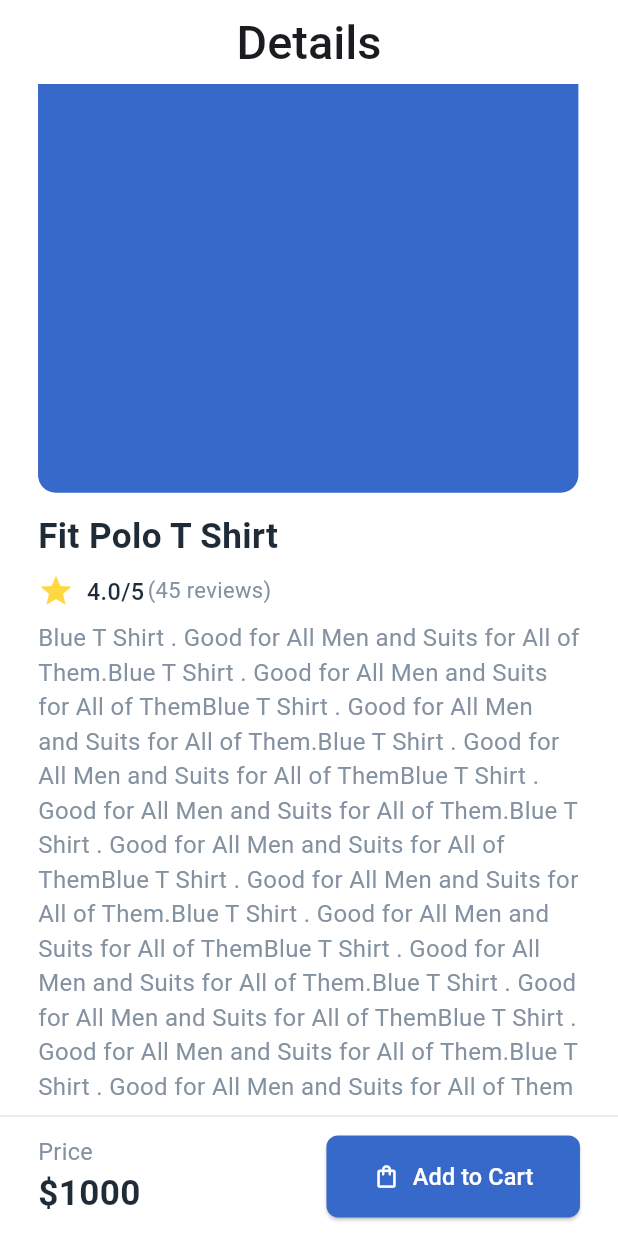
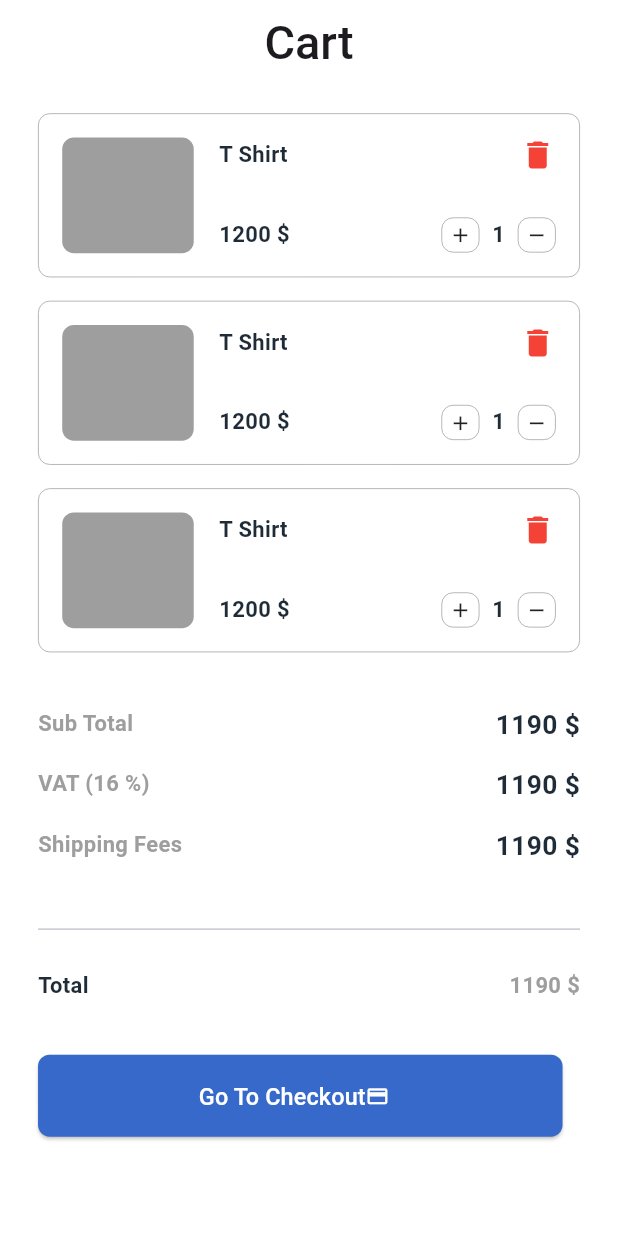
Before and after one commit to khaledNat3y/e-commerce-styliq, a Flutter app: the ProductDetailsScreen screen opened by its route, scrolled down 80 dp, after a tap on "Add to Cart", on a phone screen of 412 x 824 dp. Run offline on Flutter 3.47's test engine with Material 3 defaults, Android fonts, the phone set to English and light mode, and no system bars; our stand-ins replace dio, flutter_screenutil, flutter_svg, go_router, pretty_dio_logger; Roboto replaces fonts that are missing (Readex Pro).

Commit message:
feat(home): finished cart screen UI

```diff
--- a/lib/core/routing/app_routes.dart
+++ b/lib/core/routing/app_routes.dart
@@ -6,4 +6,5 @@ class AppRoutes {
   static const String forgetPassword = '/forgetPassword';
   static const String mainScreen = '/mainScreen';
   static const String productDetails = "/productDetails";
+  static const String cartScreen = "/cartScreen";
 }
--- a/lib/core/routing/router_generation_config.dart
+++ b/lib/core/routing/router_generation_config.dart
@@ -2,6 +2,7 @@ import 'package:ecommerce_styliq/core/routing/app_routes.dart';
 import 'package:ecommerce_styliq/features/auth/login_screen.dart';
 import 'package:ecommerce_styliq/features/auth/register_screen.dart';
 import 'package:ecommerce_styliq/features/main_screen/main_screen.dart';
+import 'package:ecommerce_styliq/features/main_screen/screens/cart/cart_screen.dart';
 import 'package:ecommerce_styliq/features/main_screen/screens/home/widgets/product_card.dart';
 import 'package:ecommerce_styliq/features/main_screen/screens/home/widgets/product_details_screen.dart';
 import 'package:go_router/go_router.dart';
@@ -32,6 +33,13 @@ class RouterGenerationConfig {
           return ProductDetailsScreen();
         },
       ),
+      GoRoute(
+        path: AppRoutes.cartScreen,
+        name: AppRoutes.cartScreen,
+        builder: (context, state) {
+          return CartScreen();
+        },
+      ),
     ],
   );
 }
--- a/lib/core/styling/app_styles.dart
+++ b/lib/core/styling/app_styles.dart
@@ -37,4 +37,10 @@ class AppStyles {
     fontWeight: FontWeight.w600,
     color: AppColors.blackColor,
   );
+  static TextStyle font15BlackBold = TextStyle(
+    fontFamily: AppFonts.mainFontName,
+    fontSize: 15.sp,
+    fontWeight: FontWeight.w700,
+    color: AppColors.blackColor,
+  );
 }
--- a/lib/core/widgets/primary_button_widget.dart
+++ b/lib/core/widgets/primary_button_widget.dart
@@ -13,6 +13,7 @@ class PrimaryButtonWidget extends StatelessWidget {
   final double? fontSize;
   final void Function()? onPress;
   final IconData? prefixIcon;
+  final Icon? trailingIcon;
   const PrimaryButtonWidget({
     super.key,
     this.buttonText,
@@ -24,6 +25,7 @@ class PrimaryButtonWidget extends StatelessWidget {
     this.textColor,
     this.onPress,
     this.prefixIcon,
+    this.trailingIcon,
   });
 
   @override
@@ -52,6 +54,8 @@ class PrimaryButtonWidget extends StatelessWidget {
               fontSize: fontSize ?? 16.sp,
             ),
           ),
+          trailingIcon == null ? SizedBox.shrink() : trailingIcon!,
+          trailingIcon == null ? SizedBox.shrink() : horizontalSpace(8),
         ],
       ),
     );
--- a/lib/features/main_screen/main_screen.dart
+++ b/lib/features/main_screen/main_screen.dart
@@ -1,4 +1,5 @@
 import 'package:ecommerce_styliq/core/styling/app_colors.dart';
+import 'package:ecommerce_styliq/features/main_screen/screens/cart/cart_screen.dart';
 import 'package:ecommerce_styliq/features/main_screen/screens/home/home_screen.dart';
 import 'package:flutter/material.dart';
 import 'package:flutter_screenutil/flutter_screenutil.dart';
@@ -15,7 +16,7 @@ class _MainScreenState extends State<MainScreen> {
 
   List<Widget> screens = [
     HomeScreen(),
-    Container(),
+    CartScreen(),
     Container(
       width: double.infinity,
       height: double.infinity,
--- /dev/null
+++ b/lib/features/main_screen/screens/cart/cart_screen.dart
@@ -0,0 +1,55 @@
+import 'package:ecommerce_styliq/core/helpers/spacing.dart';
+import 'package:ecommerce_styliq/core/widgets/primary_button_widget.dart';
+import 'package:ecommerce_styliq/features/main_screen/screens/cart/widgets/cart_item_widget.dart';
+import 'package:ecommerce_styliq/features/main_screen/screens/cart/widgets/title_price_widget.dart';
+import 'package:flutter/material.dart';
+import 'package:flutter_screenutil/flutter_screenutil.dart';
+
+class CartScreen extends StatelessWidget {
+  const CartScreen({super.key});
+
+  @override
+  Widget build(BuildContext context) {
+    return Scaffold(
+      appBar: AppBar(
+        title: const Text('Cart'),
+        centerTitle: true,
+        backgroundColor: Colors.white,
+        leading: Container(),
+      ),
+      body: Padding(
+        padding: EdgeInsets.symmetric(horizontal: 24.w),
+        child: SingleChildScrollView(
+          child: Column(
+            crossAxisAlignment: CrossAxisAlignment.start,
+            children: [
+              verticalSpace(20),
+              CartItemWidget(),
+              CartItemWidget(),
+              CartItemWidget(),
+              verticalSpace(20),
+              TitlePriceWidget(title: "Sub Total", price: "1190 \$"),
+              TitlePriceWidget(title: "VAT (16 %)", price: "1190 \$"),
+              TitlePriceWidget(title: "Shipping Fees", price: "1190 \$"),
+              verticalSpace(20),
+              Divider(),
+              verticalSpace(20),
+              TotalPriceWidget(title: "Total", price: "1190 \$"),
+              verticalSpace(20),
+              PrimaryButtonWidget(
+                buttonText: "Go To Checkout",
+                trailingIcon: Icon(
+                  Icons.payment,
+                  color: Colors.white,
+                  size: 16.sp,
+                ),
+                onPress: () {},
+              ),
+              verticalSpace(20),
+            ],
+          ),
+        ),
+      ),
+    );
+  }
+}
--- /dev/null
+++ b/lib/features/main_screen/screens/cart/widgets/cart_item_widget.dart
@@ -0,0 +1,116 @@
+import 'package:ecommerce_styliq/core/helpers/spacing.dart';
+import 'package:ecommerce_styliq/core/styling/app_styles.dart';
+import 'package:flutter/material.dart';
+
+import 'package:flutter_screenutil/flutter_screenutil.dart';
+
+class CartItemWidget extends StatelessWidget {
+  const CartItemWidget({super.key});
+
+  @override
+  Widget build(BuildContext context) {
+    return Padding(
+      padding: EdgeInsets.only(bottom: 16.h),
+      child: Container(
+        padding: EdgeInsets.all(16.sp),
+        decoration: BoxDecoration(
+          border: Border.all(color: Colors.grey, width: 0.5),
+          borderRadius: BorderRadius.circular(8.r),
+        ),
+        child: Row(
+          crossAxisAlignment: CrossAxisAlignment.start,
+          children: [
+            Container(
+              width: 83.w,
+              height: 79.h,
+              decoration: BoxDecoration(
+                borderRadius: BorderRadius.circular(8.r),
+                color: Colors.grey,
+              ),
+            ),
+            horizontalSpace(16),
+            Expanded(
+              child: Column(
+                crossAxisAlignment: CrossAxisAlignment.start,
+                children: [
+                  Row(
+                    mainAxisAlignment: MainAxisAlignment.spaceBetween,
+                    children: [
+                      Text(
+                        "T Shirt",
+                        style: AppStyles.font16BlackMedium.copyWith(
+                          fontSize: 15.sp,
+                          fontWeight: FontWeight.w600,
+                        ),
+                      ),
+                      Spacer(),
+                      Icon(Icons.delete, color: Colors.red),
+                    ],
+                  ),
+                  verticalSpace(30),
+                  Row(
+                    children: [
+                      Text(
+                        "1200 \$",
+                        style: AppStyles.font16BlackMedium.copyWith(
+                          fontSize: 15.sp,
+                          fontWeight: FontWeight.w600,
+                        ),
+                      ),
+                      Spacer(),
+                      Row(
+                        children: [
+                          InkWell(
+                            onTap: () {},
+                            child: Container(
+                              width: 24.w,
+                              height: 24.h,
+                              alignment: Alignment.center,
+                              decoration: BoxDecoration(
+                                border: Border.all(
+                                  color: Colors.grey,
+                                  width: 0.5,
+                                ),
+                                borderRadius: BorderRadius.circular(8.r),
+                              ),
+                              child: Icon(Icons.add, size: 16.sp),
+                            ),
+                          ),
+                          horizontalSpace(8),
+                          Text(
+                            "1",
+                            style: AppStyles.font16BlackMedium.copyWith(
+                              fontSize: 15.sp,
+                              fontWeight: FontWeight.w600,
+                            ),
+                          ),
+                          horizontalSpace(8),
+                          InkWell(
+                            onTap: () {},
+                            child: Container(
+                              width: 24.w,
+                              height: 24.h,
+                              alignment: Alignment.center,
+                              decoration: BoxDecoration(
+                                border: Border.all(
+                                  color: Colors.grey,
+                                  width: 0.5,
+                                ),
+                                borderRadius: BorderRadius.circular(8.r),
+                              ),
+                              child: Icon(Icons.remove, size: 16.sp),
+                            ),
+                          ),
+                        ],
+                      ),
+                    ],
+                  ),
+                ],
+              ),
+            ),
+          ],
+        ),
+      ),
+    );
+  }
+}
--- /dev/null
+++ b/lib/features/main_screen/screens/cart/widgets/title_price_widget.dart
@@ -0,0 +1,63 @@
+import 'package:ecommerce_styliq/core/styling/app_styles.dart';
+import 'package:flutter/material.dart';
+import 'package:flutter/widgets.dart';
+import 'package:flutter_screenutil/flutter_screenutil.dart';
+
+class TitlePriceWidget extends StatelessWidget {
+  final String title;
+  final String price;
+  const TitlePriceWidget({super.key, required this.title, required this.price});
+
+  @override
+  Widget build(BuildContext context) {
+    return Padding(
+      padding: EdgeInsets.only(bottom: 16.h),
+      child: Row(
+        children: [
+          Text(
+            title,
+            style: AppStyles.font18BlackMedium.copyWith(
+              fontWeight: FontWeight.bold,
+              fontSize: 15.sp,
+              color: Colors.grey,
+            ),
+          ),
+          const Spacer(),
+          Text(
+            price,
+            style: AppStyles.font18BlackMedium.copyWith(
+              fontWeight: FontWeight.bold,
+            ),
+          ),
+        ],
+      ),
+    );
+  }
+}
+
+class TotalPriceWidget extends StatelessWidget {
+  final String title;
+  final String price;
+  const TotalPriceWidget({super.key, required this.title, required this.price});
+
+  @override
+  Widget build(BuildContext context) {
+    return Padding(
+      padding: EdgeInsets.only(bottom: 16.h),
+      child: Row(
+        children: [
+          Text(title, style: AppStyles.font15BlackBold),
+          const Spacer(),
+          Text(
+            price,
+            style: AppStyles.font15BlackBold.copyWith(
+              fontWeight: FontWeight.bold,
+              fontSize: 15.sp,
+              color: Colors.grey,
+            ),
+          ),
+        ],
+      ),
+    );
+  }
+}
--- a/lib/features/main_screen/screens/home/widgets/product_details_screen.dart
+++ b/lib/features/main_screen/screens/home/widgets/product_details_screen.dart
@@ -1,9 +1,11 @@
 import 'package:ecommerce_styliq/core/helpers/spacing.dart';
+import 'package:ecommerce_styliq/core/routing/app_routes.dart';
 import 'package:ecommerce_styliq/core/styling/app_colors.dart';
 import 'package:ecommerce_styliq/core/styling/app_styles.dart';
 import 'package:ecommerce_styliq/core/widgets/primary_button_widget.dart';
 import 'package:flutter/material.dart';
 import 'package:flutter_screenutil/flutter_screenutil.dart';
+import 'package:go_router/go_router.dart';
 
 class ProductDetailsScreen extends StatelessWidget {
   const ProductDetailsScreen({super.key});
@@ -48,7 +50,9 @@ class ProductDetailsScreen extends StatelessWidget {
 
                     PrimaryButtonWidget(
                       buttonText: "Add to Cart",
-                      onPress: () {},
+                      onPress: () {
+                        context.goNamed(AppRoutes.cartScreen);
+                      },
                       width: 160.w,
                       height: 56.h,
                       prefixIcon: Icons.shopping_bag_outlined,
```
